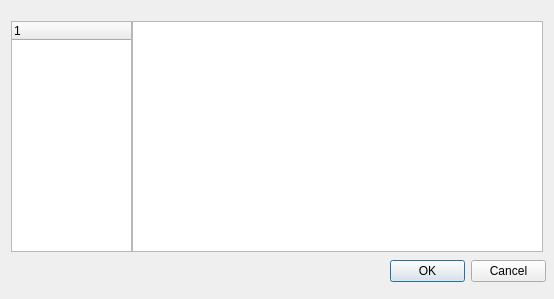
Qt form branches/Gui/RowGenerator.ui (pcooksey/skyscraper-ps) before a commit.
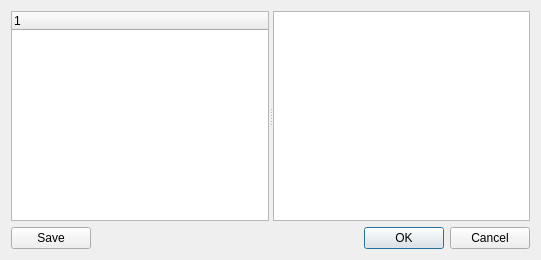
The same form after that commit.

Commit message: [ RowGenerator ] Organized the tree view by the first number of the row and added how many rows there are total and for the sub-groups. The sub-groups can be selected and it will only show them in the list view on the side. Also added a save button which allows the user to select the file they want to save the rows to.

```diff
--- a/branches/Gui/RowGenerator.ui
+++ b/branches/Gui/RowGenerator.ui
@@ -6,49 +6,64 @@
    <rect>
     <x>0</x>
     <y>0</y>
-    <width>554</width>
-    <height>299</height>
+    <width>541</width>
+    <height>260</height>
    </rect>
   </property>
   <property name="windowTitle">
    <string>Dialog</string>
   </property>
-  <widget class="QDialogButtonBox" name="buttonBox">
-   <property name="geometry">
-    <rect>
-     <x>390</x>
-     <y>260</y>
-     <width>156</width>
-     <height>23</height>
-    </rect>
-   </property>
-   <property name="orientation">
-    <enum>Qt::Horizontal</enum>
-   </property>
-   <property name="standardButtons">
-    <set>QDialogButtonBox::Cancel|QDialogButtonBox::Ok</set>
-   </property>
-  </widget>
-  <widget class="QListWidget" name="listWidget">
-   <property name="geometry">
-    <rect>
-     <x>132</x>
-     <y>21</y>
-     <width>411</width>
-     <height>231</height>
-    </rect>
-   </property>
-  </widget>
-  <widget class="QTreeWidget" name="treeWidget">
-   <property name="geometry">
-    <rect>
-     <x>11</x>
-     <y>21</y>
-     <width>121</width>
-     <height>231</height>
-    </rect>
-   </property>
-  </widget>
+  <layout class="QVBoxLayout" name="verticalLayout">
+   <item>
+    <widget class="QSplitter" name="splitter">
+     <property name="orientation">
+      <enum>Qt::Horizontal</enum>
+     </property>
+     <widget class="QTreeWidget" name="treeWidget">
+      <column>
+       <property name="text">
+        <string notr="true">1</string>
+       </property>
+      </column>
+     </widget>
+     <widget class="QListWidget" name="listWidget"/>
+    </widget>
+   </item>
+   <item>
+    <layout class="QHBoxLayout" name="horizontalLayout">
+     <item>
+      <widget class="QPushButton" name="pushButton">
+       <property name="text">
+        <string>Save</string>
+       </property>
+      </widget>
+     </item>
+     <item>
+      <spacer name="horizontalSpacer">
+       <property name="orientation">
+        <enum>Qt::Horizontal</enum>
+       </property>
+       <property name="sizeHint" stdset="0">
+        <size>
+         <width>40</width>
+         <height>20</height>
+        </size>
+       </property>
+      </spacer>
+     </item>
+     <item>
+      <widget class="QDialogButtonBox" name="buttonBox">
+       <property name="orientation">
+        <enum>Qt::Horizontal</enum>
+       </property>
+       <property name="standardButtons">
+        <set>QDialogButtonBox::Cancel|QDialogButtonBox::Ok</set>
+       </property>
+      </widget>
+     </item>
+    </layout>
+   </item>
+  </layout>
  </widget>
  <resources/>
  <connections>
```
The commit also changes 4 other files.
